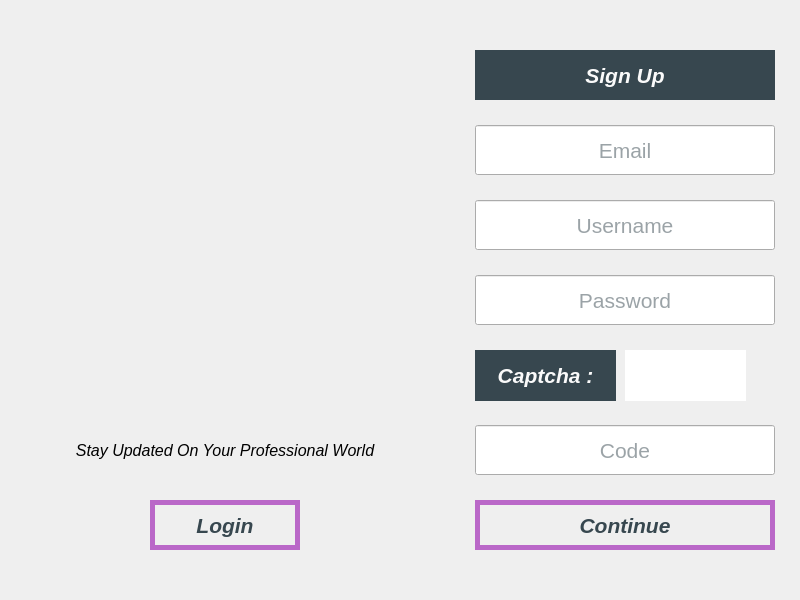
Before: the Qt Designer form Forms/login.ui in Sobrah/Linkedin, drawn with Qt 5.
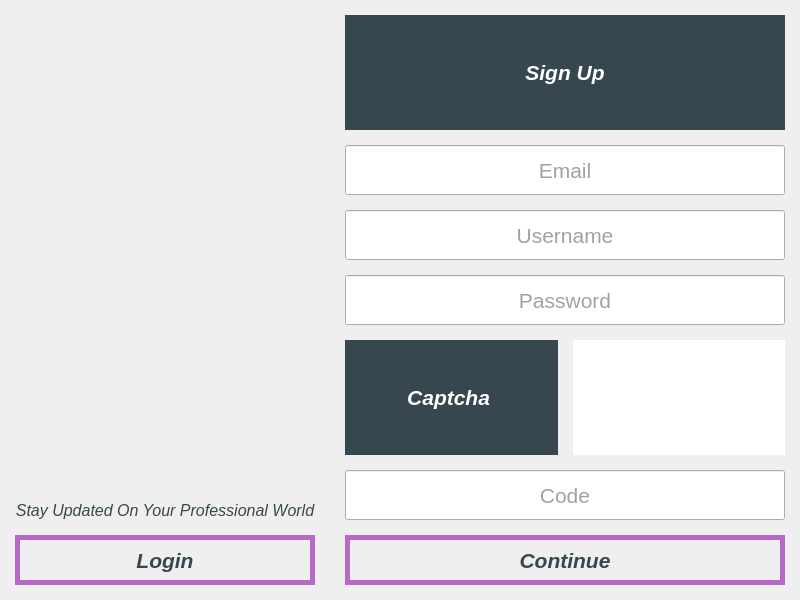
After: the same form once the commit is applied. Icons and pictures are not drawn.

Commit message: reform login

```diff
--- a/Forms/login.ui
+++ b/Forms/login.ui
@@ -1,7 +1,7 @@
 <?xml version="1.0" encoding="UTF-8"?>
 <ui version="4.0">
  <class>Login</class>
- <widget class="QMainWindow" name="Login">
+ <widget class="QWidget" name="Login">
   <property name="geometry">
    <rect>
     <x>0</x>
@@ -10,12 +10,6 @@
     <height>600</height>
    </rect>
   </property>
-  <property name="sizePolicy">
-   <sizepolicy hsizetype="Fixed" vsizetype="Fixed">
-    <horstretch>0</horstretch>
-    <verstretch>0</verstretch>
-   </sizepolicy>
-  </property>
   <property name="minimumSize">
    <size>
     <width>800</width>
@@ -24,8 +18,8 @@
   </property>
   <property name="maximumSize">
    <size>
-    <width>800</width>
-    <height>600</height>
+    <width>880</width>
+    <height>660</height>
    </size>
   </property>
   <property name="windowTitle">
@@ -34,39 +28,44 @@
   <property name="styleSheet">
    <string notr="true">* {
 	border-radius: 1em;
+	color: rgb(55, 71, 79);
 }
 QGroupBox {
 	border: none;
 }
 QGroupBox QLabel {
 	background-color: rgb(55, 71, 79);
-	color: rgb(250, 250, 250);
+	color: rgb(255, 255, 255);
 }
-QPushButton {
+#signButton, #verificationButton {
 	border: 5px solid rgb(186, 104, 200);
-	color: rgb(55, 71, 79);
 }
 QPushButton:hover {
 	background-color: rgb(186, 104, 200)
 }
-QLineEdit {
-	color: rgb(55, 71, 79);
-}
 QLineEdit:focus {
 	color: rgb(186, 104, 200);
 	border: 5px solid rgb(69, 90, 100);
 }</string>
   </property>
-  <widget class="QWidget" name="centralwidget">
+  <layout class="QGridLayout" name="gridLayout" rowstretch="1,0" columnstretch="0,1">
+   <property name="leftMargin">
+    <number>15</number>
+   </property>
+   <property name="topMargin">
+    <number>15</number>
+   </property>
+   <property name="rightMargin">
+    <number>15</number>
+   </property>
+   <property name="bottomMargin">
+    <number>15</number>
+   </property>
+   <property name="spacing">
+    <number>0</number>
+   </property>
+   <item row="0" column="0">
    <widget class="QLabel" name="imageLabel">
-    <property name="geometry">
-     <rect>
-      <x>0</x>
-      <y>0</y>
-      <width>500</width>
-      <height>500</height>
-     </rect>
-    </property>
     <property name="styleSheet">
      <string notr="true"/>
     </property>
@@ -77,33 +76,92 @@
      <pixmap resource="../Resources/assets.qrc">:/login.svg</pixmap>
     </property>
    </widget>
-   <widget class="QGroupBox" name="formGroup">
-    <property name="geometry">
-     <rect>
-      <x>475</x>
-      <y>50</y>
-      <width>300</width>
-      <height>500</height>
-     </rect>
+   </item>
+   <item row="1" column="0">
+    <layout class="QVBoxLayout" name="statusLayout">
+     <property name="spacing">
+      <number>15</number>
+     </property>
+     <property name="rightMargin">
+      <number>30</number>
+     </property>
+     <item>
+      <widget class="QLabel" name="descriptionLabel">
+       <property name="font">
+        <font>
+         <pointsize>12</pointsize>
+         <italic>true</italic>
+         <bold>false</bold>
+        </font>
     </property>
     <property name="styleSheet">
      <string notr="true"/>
     </property>
+       <property name="text">
+        <string>Stay Updated On Your Professional World</string>
+       </property>
+       <property name="alignment">
+        <set>Qt::AlignCenter</set>
+       </property>
+      </widget>
+     </item>
+     <item>
+      <widget class="QPushButton" name="signButton">
+       <property name="minimumSize">
+        <size>
+         <width>0</width>
+         <height>50</height>
+        </size>
+       </property>
+       <property name="maximumSize">
+        <size>
+         <width>16777215</width>
+         <height>50</height>
+        </size>
+       </property>
+       <property name="font">
+        <font>
+         <pointsize>16</pointsize>
+         <italic>true</italic>
+         <bold>true</bold>
+        </font>
+       </property>
+       <property name="cursor">
+        <cursorShape>PointingHandCursor</cursorShape>
+       </property>
+       <property name="focusPolicy">
+        <enum>Qt::NoFocus</enum>
+       </property>
+       <property name="text">
+        <string>Login</string>
+       </property>
+      </widget>
+     </item>
+    </layout>
+   </item>
+   <item row="0" column="1" rowspan="2">
+    <widget class="QGroupBox" name="sideGroup">
     <property name="title">
      <string/>
     </property>
-    <property name="flat">
-     <bool>false</bool>
-    </property>
+     <layout class="QVBoxLayout" name="verticalLayout">
+      <property name="spacing">
+       <number>15</number>
+      </property>
+      <property name="leftMargin">
+       <number>0</number>
+      </property>
+      <property name="topMargin">
+       <number>0</number>
+      </property>
+      <property name="rightMargin">
+       <number>0</number>
+      </property>
+      <property name="bottomMargin">
+       <number>0</number>
+      </property>
+      <item>
     <widget class="QLabel" name="signLabel">
-     <property name="geometry">
-      <rect>
-       <x>0</x>
-       <y>0</y>
-       <width>300</width>
-       <height>50</height>
-      </rect>
-     </property>
      <property name="font">
       <font>
        <pointsize>16</pointsize>
@@ -121,18 +179,25 @@
       <set>Qt::AlignCenter</set>
      </property>
     </widget>
+      </item>
+      <item>
     <widget class="QLineEdit" name="emailLabel">
-     <property name="geometry">
-      <rect>
-       <x>0</x>
-       <y>75</y>
-       <width>300</width>
+        <property name="minimumSize">
+         <size>
+          <width>0</width>
        <height>50</height>
-      </rect>
+         </size>
+        </property>
+        <property name="maximumSize">
+         <size>
+          <width>16777215</width>
+          <height>50</height>
+         </size>
      </property>
      <property name="font">
       <font>
        <pointsize>16</pointsize>
+          <bold>false</bold>
       </font>
      </property>
      <property name="focusPolicy">
@@ -148,14 +213,20 @@
       <string>Email</string>
      </property>
     </widget>
+      </item>
+      <item>
     <widget class="QLineEdit" name="usernameLabel">
-     <property name="geometry">
-      <rect>
-       <x>0</x>
-       <y>150</y>
-       <width>300</width>
+        <property name="minimumSize">
+         <size>
+          <width>0</width>
        <height>50</height>
-      </rect>
+         </size>
+        </property>
+        <property name="maximumSize">
+         <size>
+          <width>16777215</width>
+          <height>50</height>
+         </size>
      </property>
      <property name="font">
       <font>
@@ -175,14 +246,20 @@
       <string>Username</string>
      </property>
     </widget>
+      </item>
+      <item>
     <widget class="QLineEdit" name="passwordLabel">
-     <property name="geometry">
-      <rect>
-       <x>0</x>
-       <y>225</y>
-       <width>300</width>
+        <property name="minimumSize">
+         <size>
+          <width>0</width>
        <height>50</height>
-      </rect>
+         </size>
+        </property>
+        <property name="maximumSize">
+         <size>
+          <width>16777215</width>
+          <height>50</height>
+         </size>
      </property>
      <property name="font">
       <font>
@@ -202,15 +279,34 @@
       <string>Password</string>
      </property>
     </widget>
+      </item>
+      <item>
+       <layout class="QHBoxLayout" name="captchaLayout">
+        <property name="spacing">
+         <number>15</number>
+        </property>
+        <item>
+         <widget class="QLabel" name="captchaTitleLabel">
+          <property name="font">
+           <font>
+            <pointsize>16</pointsize>
+            <italic>true</italic>
+            <bold>true</bold>
+           </font>
+          </property>
+          <property name="styleSheet">
+           <string notr="true"/>
+          </property>
+          <property name="text">
+           <string>Captcha </string>
+          </property>
+          <property name="alignment">
+           <set>Qt::AlignCenter</set>
+          </property>
+         </widget>
+        </item>
+        <item>
     <widget class="QLabel" name="captchaLabel">
-     <property name="geometry">
-      <rect>
-       <x>0</x>
-       <y>300</y>
-       <width>141</width>
-       <height>51</height>
-      </rect>
-     </property>
      <property name="font">
       <font>
        <pointsize>16</pointsize>
@@ -219,23 +315,32 @@
       </font>
      </property>
      <property name="styleSheet">
-      <string notr="true"/>
+           <string notr="true">background-color: rgb(255, 255, 255);
+color: rgb(55, 71, 79);</string>
      </property>
      <property name="text">
-      <string>Captcha :</string>
+           <string/>
      </property>
      <property name="alignment">
       <set>Qt::AlignCenter</set>
      </property>
     </widget>
+        </item>
+       </layout>
+      </item>
+      <item>
     <widget class="QLineEdit" name="codeLabel">
-     <property name="geometry">
-      <rect>
-       <x>0</x>
-       <y>375</y>
-       <width>300</width>
+        <property name="minimumSize">
+         <size>
+          <width>0</width>
        <height>50</height>
-      </rect>
+         </size>
+        </property>
+        <property name="maximumSize">
+         <size>
+          <width>16777215</width>
+          <height>50</height>
+         </size>
      </property>
      <property name="font">
       <font>
@@ -255,14 +360,20 @@
       <string>Code</string>
      </property>
     </widget>
+      </item>
+      <item>
     <widget class="QPushButton" name="verificationButton">
-     <property name="geometry">
-      <rect>
-       <x>0</x>
-       <y>450</y>
-       <width>300</width>
+        <property name="minimumSize">
+         <size>
+          <width>0</width>
        <height>50</height>
-      </rect>
+         </size>
+        </property>
+        <property name="maximumSize">
+         <size>
+          <width>16777215</width>
+          <height>50</height>
+         </size>
      </property>
      <property name="font">
       <font>
@@ -281,86 +392,11 @@
       <string>Continue</string>
      </property>
     </widget>
-    <widget class="QLabel" name="captcha2Label">
-     <property name="geometry">
-      <rect>
-       <x>150</x>
-       <y>300</y>
-       <width>121</width>
-       <height>51</height>
-      </rect>
-     </property>
-     <property name="font">
-      <font>
-       <pointsize>16</pointsize>
-      </font>
-     </property>
-     <property name="styleSheet">
-      <string notr="true">background-color: rgb(255, 255, 255);
-color: rgb(55, 71, 79);</string>
-     </property>
-     <property name="text">
-      <string/>
-     </property>
+      </item>
+     </layout>
     </widget>
-   </widget>
-   <widget class="QPushButton" name="signButton">
-    <property name="geometry">
-     <rect>
-      <x>150</x>
-      <y>500</y>
-      <width>150</width>
-      <height>50</height>
-     </rect>
-    </property>
-    <property name="font">
-     <font>
-      <pointsize>16</pointsize>
-      <italic>true</italic>
-      <bold>true</bold>
-     </font>
-    </property>
-    <property name="cursor">
-     <cursorShape>PointingHandCursor</cursorShape>
-    </property>
-    <property name="focusPolicy">
-     <enum>Qt::ClickFocus</enum>
-    </property>
-    <property name="text">
-     <string>Login</string>
-    </property>
-   </widget>
-   <widget class="QLabel" name="descriptionLabel">
-    <property name="geometry">
-     <rect>
-      <x>75</x>
-      <y>425</y>
-      <width>300</width>
-      <height>50</height>
-     </rect>
-    </property>
-    <property name="font">
-     <font>
-      <pointsize>12</pointsize>
-      <italic>true</italic>
-      <bold>false</bold>
-     </font>
-    </property>
-    <property name="styleSheet">
-     <string notr="true"/>
-    </property>
-    <property name="text">
-     <string>Stay Updated On Your Professional World</string>
-    </property>
-    <property name="alignment">
-     <set>Qt::AlignCenter</set>
-    </property>
-   </widget>
-   <zorder>formGroup</zorder>
-   <zorder>imageLabel</zorder>
-   <zorder>signButton</zorder>
-   <zorder>descriptionLabel</zorder>
-  </widget>
+   </item>
+  </layout>
  </widget>
  <resources>
   <include location="../Resources/assets.qrc"/>
```
Left out of the diff: 10 changed lines with no effect on the pictures. Lines whose indentation alone changed are shown as unchanged. The commit also changes 3 other files.
